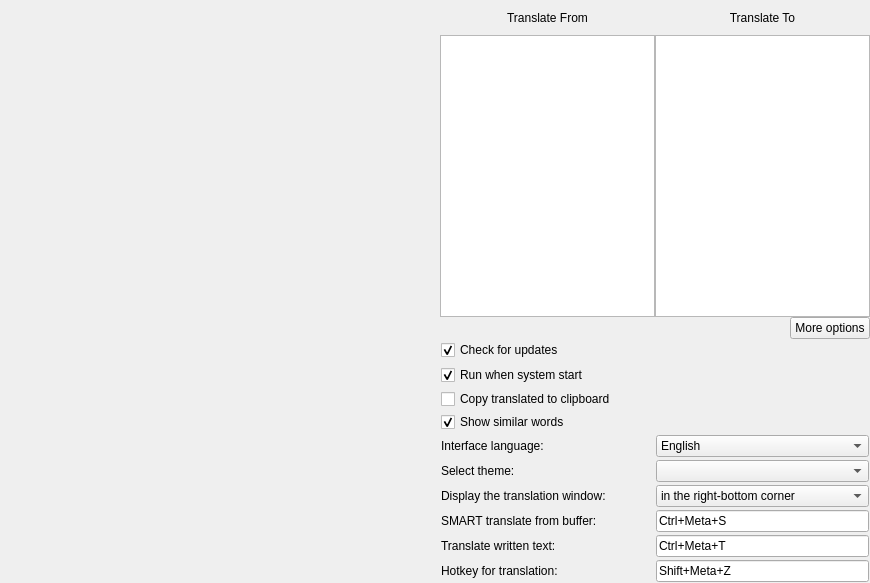
Before: the Qt Designer form src/widget.ui in NeiroNext/QuickTranslator, drawn with Qt 5.
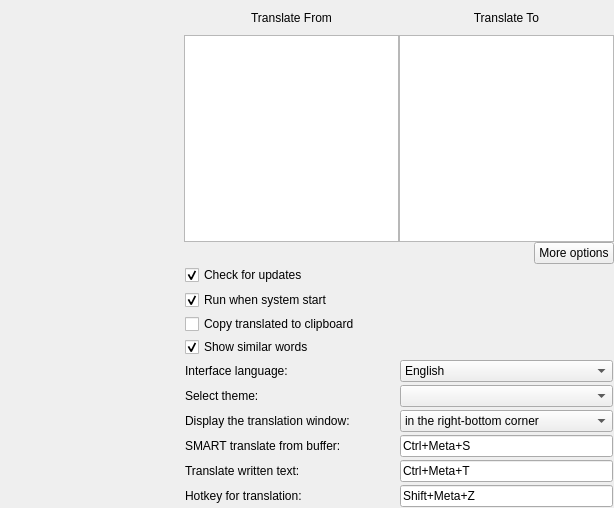
After: the same form once the commit is applied. Icons and pictures are not drawn.

Commit message: Completed a beautiful displaying of settings window

```diff
--- a/src/widget.ui
+++ b/src/widget.ui
@@ -6,13 +6,13 @@
    <rect>
     <x>0</x>
     <y>0</y>
-    <width>870</width>
-    <height>583</height>
+    <width>614</width>
+    <height>508</height>
    </rect>
   </property>
   <property name="minimumSize">
    <size>
-    <width>870</width>
+    <width>550</width>
     <height>400</height>
    </size>
   </property>
```
The commit also changes 3 other files.
